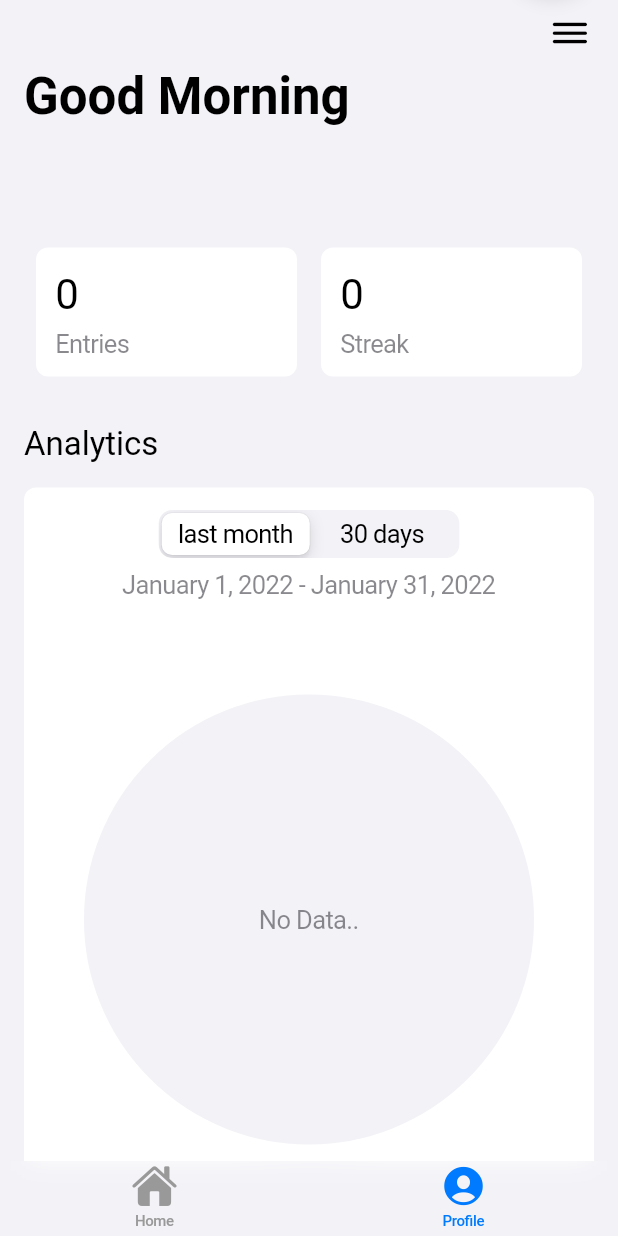
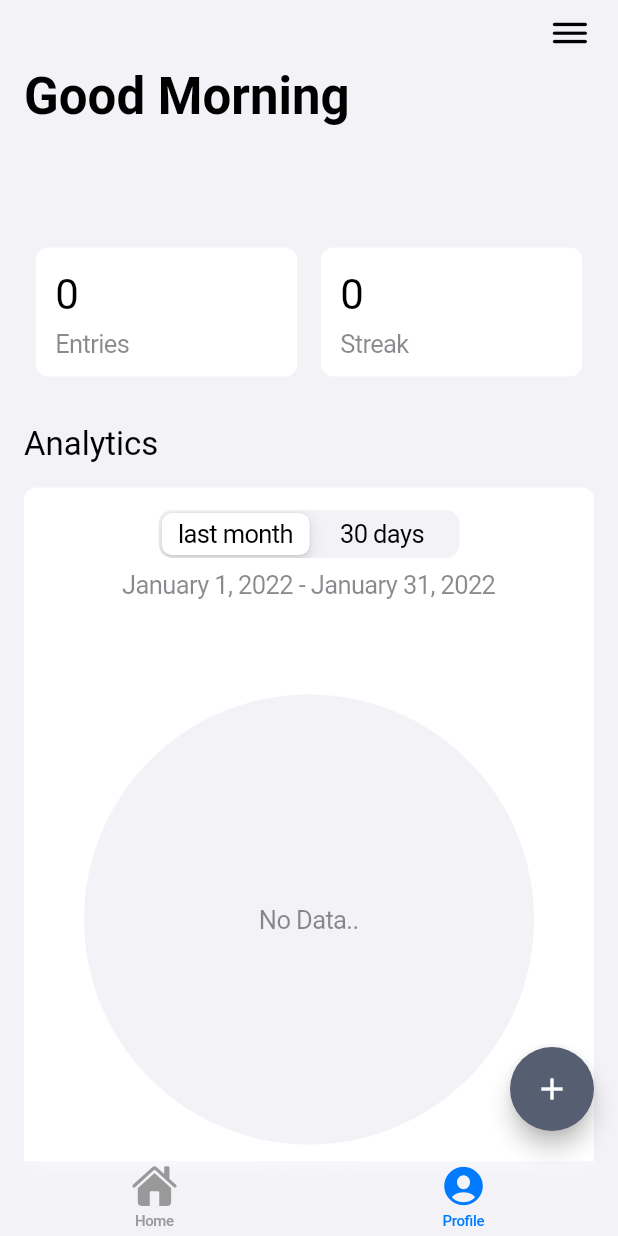
Before and after one commit to Blocship/star_book, a Flutter app: the Home screen opened by its route, after a tap on "Profile", on a phone screen of 412 x 824 dp. Run offline on Flutter 3.47's test engine with Material 2 defaults, Android fonts, the phone set to English and light mode, and no system bars; drawn by our look-alikes of fl_chart; our stand-ins replace flutter_blurhash, flutter_dotenv, flutter_local_notifications, flutter_native_timezone, fluttertoast, freezed_annotation and 4 more; accounts and stored records are empty; network calls fail; Roboto replaces fonts that are missing (SFProDisplay, SFProText).

Commit message:
fixes for #248 PR

```diff
--- a/lib/screens/home_page.dart
+++ b/lib/screens/home_page.dart
@@ -4,6 +4,8 @@ import 'package:flutter/services.dart';
 import 'package:flutter/widgets.dart';
 import 'package:star_book/controllers/activity.dart';
 import 'package:star_book/models/activity.dart';
+import 'package:star_book/screens/activity_edit_sheet.dart';
+import 'package:star_book/screens/activity_page.dart';
 import 'package:star_book/screens/year_page.dart';
 
 // Files
@@ -13,7 +15,6 @@ import '../utils/date.dart';
 import '../utils/enums.dart';
 import '../widgets/background_images.dart';
 import '../widgets/month.dart';
-import 'activity_edit_sheet.dart';
 
 class Home extends StatefulWidget {
   static const String route = '/home';
@@ -58,9 +59,31 @@ class _HomeState extends State<Home> {
   @override
   Widget build(BuildContext context) {
     return m.Scaffold(
-      floatingActionButton: m.FloatingActionButton(
-        onPressed: () {},
-        child: const Icon(m.Icons.edit),
+      floatingActionButtonLocation: m.FloatingActionButtonLocation.endTop,
+      floatingActionButton: Column(
+        mainAxisAlignment: MainAxisAlignment.end,
+        children: [
+          Container(
+            // margin = kTabBarHeight + bottomPadding(SafeArea)
+            margin: const EdgeInsets.only(bottom: 70),
+            child: m.FloatingActionButton(
+              onPressed: () {
+                print('click en botton');
+                final DateTime now = DateTime.now();
+                final Activity? activity = ActivityController.readAt(now.day, now.month, now.year);
+
+                if (activity?.moodId == null) {
+                  Navigator.of(context).pushNamed(ActivityRouteInitializer.route, arguments: activity);
+                } else {
+                  Navigator.of(context).pushNamed(ActivityPage.route, arguments: activity);
+                }
+              },
+              child: const Icon(
+                m.Icons.add,
+              ),
+            ),
+          ),
+        ],
       ),
       bottomNavigationBar: c.CupertinoTabScaffold(
         backgroundColor: const Color(0x00000000),
@@ -126,9 +149,6 @@ class _HomePageState extends State<HomePage> {
     // set the brightness on status bar
     SystemChrome.setSystemUIOverlayStyle(
         (brightness == Brightness.dark) ? SystemUiOverlayStyle.light : SystemUiOverlayStyle.dark);
-    Activity? _getActivity(int day) {
-      return ActivityController.readAt(day, month, year);
-    }
 
     return Stack(
       children: [
@@ -168,17 +188,6 @@ class _HomePageState extends State<HomePage> {
                     ),
                   ),
                 ),
-                c.Padding(
-                  padding: c.EdgeInsets.only(
-                      top: c.MediaQuery.of(context).size.height * 0.4, left: c.MediaQuery.of(context).size.width * 0.8),
-                  child: m.FloatingActionButton(
-                    onPressed: () {
-                      Navigator.of(context).pushNamed(ActivityRouteInitializer.route,
-                          arguments: Activity(day: DateTime.now().day, month: DateTime.now().month, year: DateTime.now().year));
-                    },
-                    child: c.Icon(m.Icons.app_registration_rounded),
-                  ),
-                ),
               ],
             ),
           ),
```
